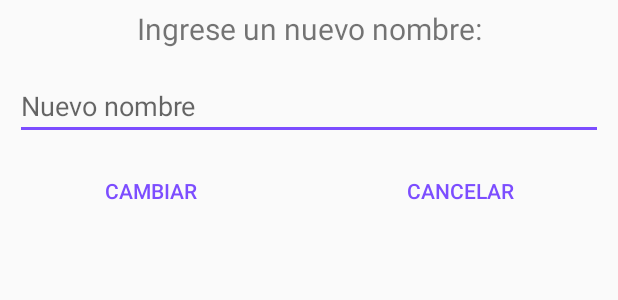
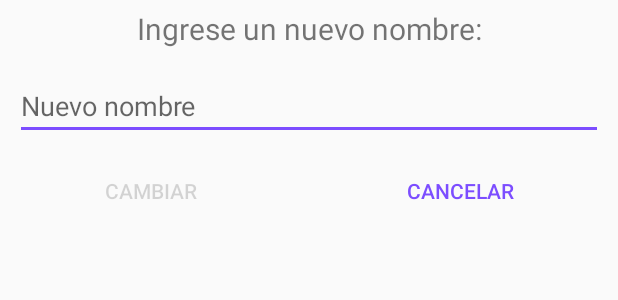
Before and after one commit to SosaToledo/Chanchuno, an Android app: the layout editar_nombre.xml on its own in the app's theme, with its tools: preview values and no code run, on a phone screen of 412 x 824 dp. Shown: the top 300 px of the screen. Run offline under Robolectric (Android 15) with nearby library versions, the phone set to English and light mode, and no system bars.

Commit message:
Bugs fixed
"cambiar nombre" View.

```diff
--- a/app/build.gradle
+++ b/app/build.gradle
@@ -25,10 +25,10 @@ dependencies {
         exclude group: 'com.android.support', module: 'support-annotations'
     })
     compile 'com.android.support:appcompat-v7:25.4.0'
-    compile 'com.android.support.constraint:constraint-layout:1.0.2'
+    compile 'com.android.support.constraint:constraint-layout:1.1.3'
     compile 'com.android.support:support-v4:25.4.0'
     compile 'com.android.support:design:25.4.0'
     compile 'com.android.support:cardview-v7:25.4.0'
-    compile 'com.github.faruktoptas:FancyShowCaseView:0.1.1'
+    compile 'com.github.faruktoptas:FancyShowCaseView:1.0.1'
     testCompile 'junit:junit:4.12'
 }
--- a/app/src/main/res/layout/editar_nombre.xml
+++ b/app/src/main/res/layout/editar_nombre.xml
@@ -33,7 +33,8 @@
             android:layout_height="wrap_content"
             style="@style/Base.Widget.AppCompat.Button.Borderless.Colored"
             android:layout_weight="1"
-            android:text="Cambiar" />
+            android:text="Cambiar"
+            android:enabled="false"/>
 
         <Button
             android:id="@+id/btnCancelarCambiarNombre"
```
Also changed, not shown: app/src/main/java/com/example/luciano/chanchuno/jugadorAdapter.java (+22 -1 lines).
